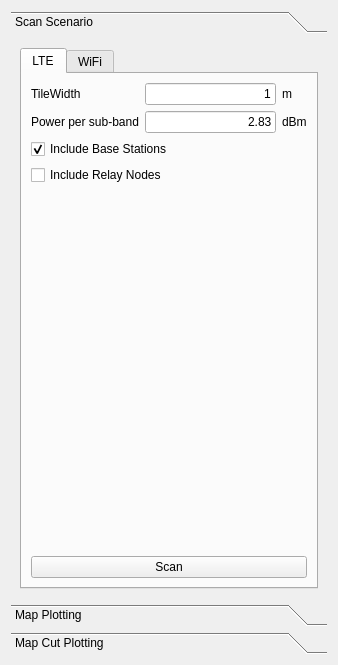
ComNets/openwns-wrowser, file ui/Widgets_ViewScenario.ui: the form before one commit.
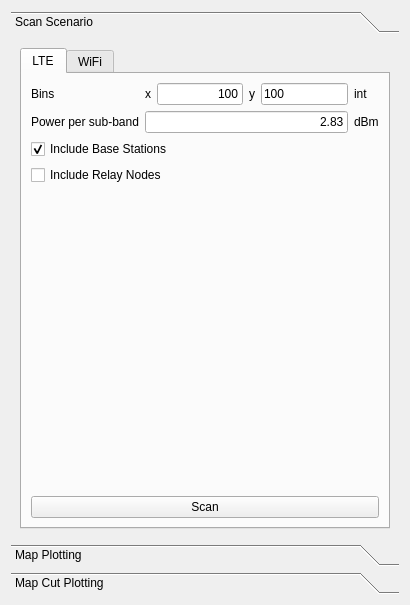
The form after the commit. The open tabs and pages were chosen to show the change.

```diff
--- a/ui/Widgets_ViewScenario.ui
+++ b/ui/Widgets_ViewScenario.ui
@@ -5,8 +5,8 @@
    <rect>
     <x>0</x>
     <y>0</y>
-    <width>338</width>
-    <height>665</height>
+    <width>410</width>
+    <height>605</height>
    </rect>
   </property>
   <property name="windowTitle" >
@@ -23,8 +23,8 @@
        <rect>
         <x>0</x>
         <y>0</y>
-        <width>296</width>
-        <height>583</height>
+        <width>392</width>
+        <height>491</height>
        </rect>
       </property>
       <attribute name="label" >
@@ -42,37 +42,75 @@
           </attribute>
           <layout class="QVBoxLayout" >
            <item>
+            <layout class="QHBoxLayout" >
+             <item>
             <layout class="QVBoxLayout" >
              <item>
-              <layout class="QGridLayout" >
-               <item row="0" column="0" >
                 <widget class="QLabel" name="tileWidthLabel" >
                  <property name="text" >
-                  <string>TileWidth</string>
+                  <string>Bins</string>
                  </property>
                 </widget>
                </item>
-               <item row="0" column="2" >
-                <widget class="QLineEdit" name="tileWidth" >
-                 <property name="text" >
-                  <string>1</string>
-                 </property>
-                 <property name="maxLength" >
-                  <number>32766</number>
-                 </property>
-                 <property name="alignment" >
-                  <set>Qt::AlignRight|Qt::AlignTrailing|Qt::AlignVCenter</set>
-                 </property>
-                </widget>
-               </item>
-               <item row="1" column="0" colspan="2" >
+               <item>
                 <widget class="QLabel" name="pwrLabel" >
                  <property name="text" >
                   <string>Power per sub-band</string>
                  </property>
                 </widget>
                </item>
-               <item row="1" column="2" >
+              </layout>
+             </item>
+             <item>
+              <layout class="QVBoxLayout" >
+               <item>
+                <layout class="QHBoxLayout" >
+                 <item>
+                  <widget class="QLabel" name="label_3" >
+                   <property name="text" >
+                    <string>x</string>
+                   </property>
+                  </widget>
+                 </item>
+                 <item>
+                  <widget class="QLineEdit" name="xBinsEdit" >
+                   <property name="toolTip" >
+                    <string>The x-axis will be devided in x bins, i.e. the resulting table probe has x rows in x direction.</string>
+                   </property>
+                   <property name="text" >
+                    <string>100</string>
+                   </property>
+                   <property name="maxLength" >
+                    <number>32766</number>
+                   </property>
+                   <property name="alignment" >
+                    <set>Qt::AlignRight|Qt::AlignTrailing|Qt::AlignVCenter</set>
+                   </property>
+                  </widget>
+                 </item>
+                 <item>
+                  <widget class="QLabel" name="label_9" >
+                   <property name="text" >
+                    <string>y</string>
+                   </property>
+                  </widget>
+                 </item>
+                 <item>
+                  <widget class="QLineEdit" name="yBinsEdit" >
+                   <property name="toolTip" >
+                    <string>The y-axis will be devided in y bins, i.e. the resulting table probe has y rows in y direction.</string>
+                   </property>
+                   <property name="layoutDirection" >
+                    <enum>Qt::RightToLeft</enum>
+                   </property>
+                   <property name="text" >
+                    <string>100</string>
+                   </property>
+                  </widget>
+                 </item>
+                </layout>
+               </item>
+               <item>
                 <widget class="QLineEdit" name="powerPerSubBand" >
                  <property name="text" >
                   <string>2.83</string>
@@ -85,19 +123,25 @@
                  </property>
                 </widget>
                </item>
-               <item row="1" column="3" >
+              </layout>
+             </item>
+             <item>
+              <layout class="QVBoxLayout" >
+               <item>
+                <widget class="QLabel" name="label_10" >
+                 <property name="text" >
+                  <string>int</string>
+                 </property>
+                </widget>
+               </item>
+               <item>
                 <widget class="QLabel" name="label_2" >
                  <property name="text" >
                   <string>dBm</string>
                  </property>
                 </widget>
                </item>
-               <item row="0" column="3" >
-                <widget class="QLabel" name="label_3" >
-                 <property name="text" >
-                  <string>m</string>
-                 </property>
-                </widget>
+              </layout>
                </item>
               </layout>
              </item>
@@ -143,8 +187,6 @@
               </widget>
              </item>
             </layout>
-           </item>
-          </layout>
          </widget>
          <widget class="QWidget" name="wifi" >
           <attribute name="title" >
```
Left out of the diff: 12 changed lines with no effect on the pictures. Lines whose indentation alone changed are shown as unchanged.
